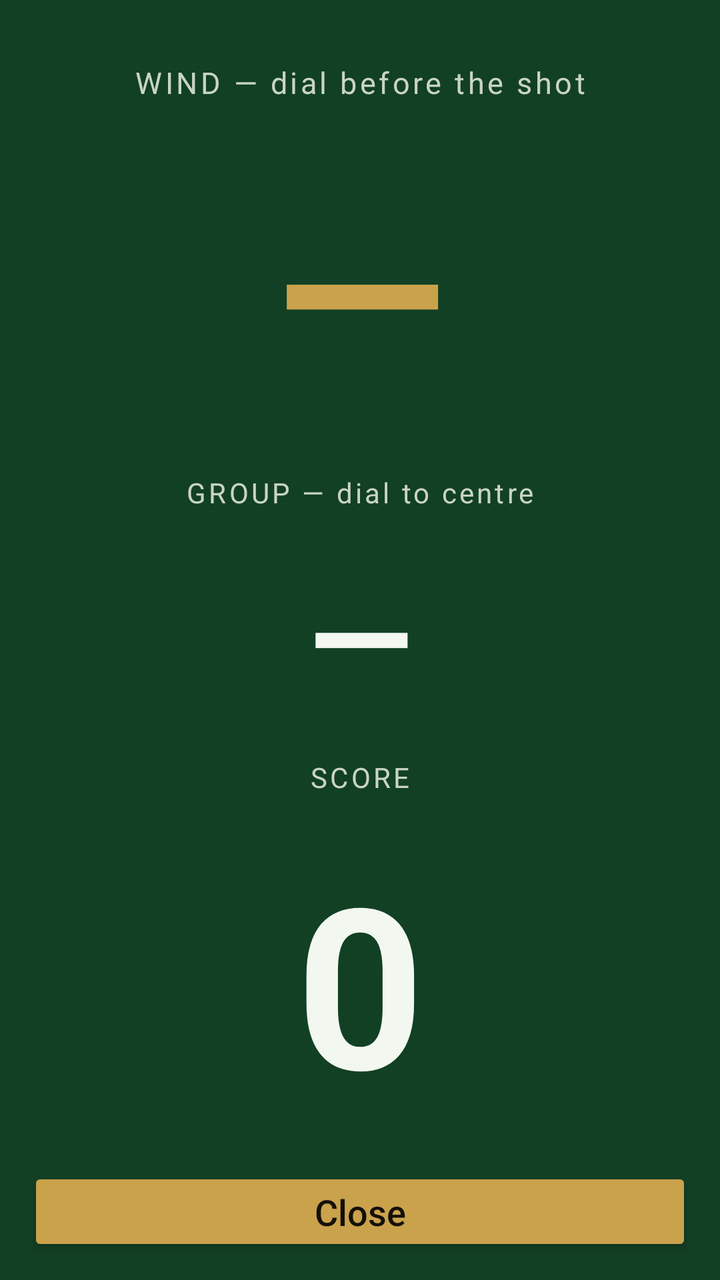
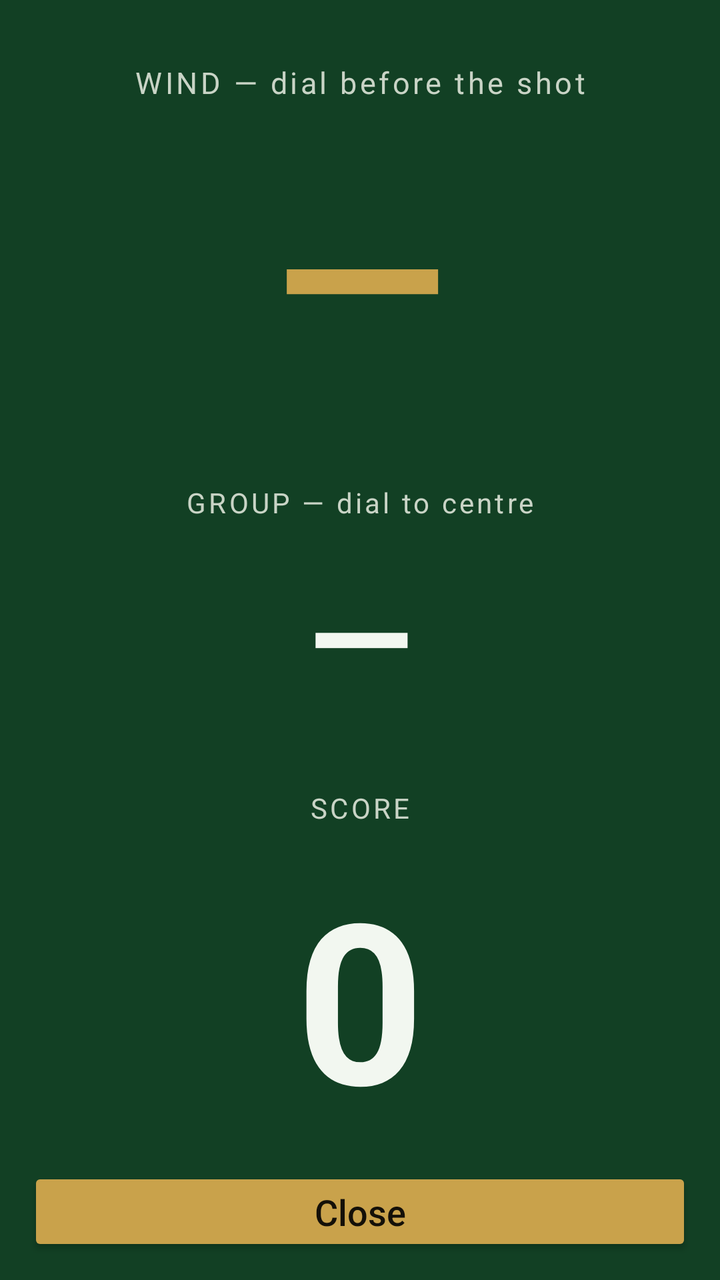

Screens rendered from an Android XML layout before and after an edit, with the pre-edit source and the edit as a unified diff.
<!-- AndroidManifest.xml: application theme Theme.BAS -->
<!-- res/layout/activity_range.xml -->
<?xml version="1.0" encoding="utf-8"?>
<LinearLayout xmlns:android="http://schemas.android.com/apk/res/android"
    android:layout_width="match_parent"
    android:layout_height="match_parent"
    android:orientation="vertical"
    android:background="?android:attr/colorBackground"
    android:padding="12dp">

    <TextView android:id="@+id/tvRangeStatus"
        android:layout_width="match_parent" android:layout_height="wrap_content"
        android:textColor="?android:attr/textColorSecondary" android:textSize="14sp"
        android:gravity="end" android:text="" />

    <TextView android:layout_width="match_parent" android:layout_height="wrap_content"
        android:textColor="?android:attr/textColorSecondary" android:textSize="15sp"
        android:letterSpacing="0.1" android:text="WIND — dial before the shot" android:gravity="center" />
    <TextView android:id="@+id/tvRangeWind"
        android:layout_width="match_parent" android:layout_height="0dp" android:layout_weight="1.5"
        android:textColor="?attr/colorAccent" android:textSize="84sp" android:textStyle="bold"
        android:gravity="center" android:text="—" android:autoSizeTextType="uniform"
        android:autoSizeMinTextSize="30sp" android:autoSizeMaxTextSize="112sp" />

    <TextView android:layout_width="match_parent" android:layout_height="wrap_content"
        android:textColor="?android:attr/textColorSecondary" android:textSize="14sp"
        android:letterSpacing="0.1" android:text="GROUP — dial to centre" android:gravity="center" />
    <TextView android:id="@+id/tvRangeCorrection"
        android:layout_width="match_parent" android:layout_height="0dp" android:layout_weight="1"
        android:textColor="?android:attr/textColorPrimary" android:textSize="48sp" android:textStyle="bold"
        android:gravity="center" android:text="—" android:autoSizeTextType="uniform"
        android:autoSizeMinTextSize="22sp" android:autoSizeMaxTextSize="68sp" />

    <TextView android:layout_width="match_parent" android:layout_height="wrap_content"
        android:textColor="?android:attr/textColorSecondary" android:textSize="14sp"
        android:letterSpacing="0.1" android:text="SCORE" android:gravity="center" />
    <TextView android:id="@+id/tvRangeScore"
        android:layout_width="match_parent" android:layout_height="0dp" android:layout_weight="1.5"
        android:textColor="?android:attr/textColorPrimary" android:textSize="84sp" android:textStyle="bold"
        android:gravity="center" android:text="0" android:autoSizeTextType="uniform"
        android:autoSizeMinTextSize="30sp" android:autoSizeMaxTextSize="112sp" />

    <Button android:id="@+id/btnRangeClose"
        android:layout_width="match_parent" android:layout_height="wrap_content"
        android:text="Close" android:textSize="18sp"
        style="@style/Sts.ActionButton" />
</LinearLayout>
<!-- resources referenced by this layout -->
<resources>
  <style name="Sts.ActionButton" parent="Widget.AppCompat.Button">
          <item name="android:textAllCaps">false</item>
          <item name="android:textSize">14sp</item>
          <item name="android:minHeight">44dp</item>
          <item name="android:paddingLeft">10dp</item>
          <item name="android:paddingRight">10dp</item>
          <item name="android:layout_marginStart">2dp</item>
          <item name="android:layout_marginEnd">2dp</item>
      </style>
  <style name="Theme.BAS" parent="Theme.BAS.Dark" />
  <style name="Theme.BAS.Dark" parent="Theme.BAS.Base">
          <item name="android:windowBackground">@color/dark_bg</item>
          <item name="colorSurface">@color/dark_surface</item>
          <item name="colorPrimary">@color/dark_accent</item>
          <item name="colorSecondary">@color/dark_accent</item>
          <item name="colorAccent">@color/dark_accent</item>
          <item name="colorOnPrimary">@color/dark_on_accent</item>
          <item name="colorOnSecondary">@color/dark_on_accent</item>
          <item name="android:colorBackground">@color/dark_surface</item>
          <item name="android:textColorPrimary">@color/dark_text</item>
          <item name="android:textColorSecondary">@color/dark_text_dim</item>
          <item name="android:textColorTertiary">#C9D4C6</item>
          <item name="android:textColorHint">#A6B2A4</item>
          <item name="colorOnSurface">@color/dark_text</item>
          <item name="colorOnBackground">@color/dark_text</item>
      </style>
  <style name="Theme.BAS.Base" parent="Theme.MaterialComponents.NoActionBar">
          <item name="android:statusBarColor">@color/dark_bg</item>
      </style>
  <color name="dark_bg">#0B2818</color>
  <color name="dark_surface">#124024</color>
  <color name="dark_accent">#C9A24B</color>
  <color name="dark_on_accent">#141008</color>
  <color name="dark_text">#F2F7F0</color>
  <color name="dark_text_dim">#C9D4C6</color>
</resources>

<!-- the commit's change to res/layout/activity_range.xml (unified diff, before → after) -->
@@ -20,6 +20,11 @@
         android:gravity="center" android:text="—" android:autoSizeTextType="uniform"
         android:autoSizeMinTextSize="30sp" android:autoSizeMaxTextSize="112sp" />
 
+    <TextView android:id="@+id/tvRangeWindAngle"
+        android:layout_width="match_parent" android:layout_height="wrap_content"
+        android:textColor="?android:attr/textColorSecondary" android:textSize="15sp"
+        android:gravity="center" android:text="" />
+
     <TextView android:layout_width="match_parent" android:layout_height="wrap_content"
         android:textColor="?android:attr/textColorSecondary" android:textSize="14sp"
         android:letterSpacing="0.1" android:text="GROUP — dial to centre" android:gravity="center" />
@@ -28,6 +33,11 @@
         android:textColor="?android:attr/textColorPrimary" android:textSize="48sp" android:textStyle="bold"
         android:gravity="center" android:text="—" android:autoSizeTextType="uniform"
         android:autoSizeMinTextSize="22sp" android:autoSizeMaxTextSize="68sp" />
+
+    <TextView android:id="@+id/tvRangeCorrAngle"
+        android:layout_width="match_parent" android:layout_height="wrap_content"
+        android:textColor="?android:attr/textColorSecondary" android:textSize="15sp"
+        android:gravity="center" android:text="" />
 
     <TextView android:layout_width="match_parent" android:layout_height="wrap_content"
         android:textColor="?android:attr/textColorSecondary" android:textSize="14sp"
<!-- resource entries referenced after the edit -->
@@ -11,6 +11,7 @@
       </style>
   <style name="Theme.BAS" parent="Theme.BAS.Dark" />
   <style name="Theme.BAS.Dark" parent="Theme.BAS.Base">
+          <item name="basReticleColor">@color/reticle_dark</item>
           <item name="android:windowBackground">@color/dark_bg</item>
           <item name="colorSurface">@color/dark_surface</item>
           <item name="colorPrimary">@color/dark_accent</item>
@@ -29,6 +30,7 @@
   <style name="Theme.BAS.Base" parent="Theme.MaterialComponents.NoActionBar">
           <item name="android:statusBarColor">@color/dark_bg</item>
       </style>
+  <color name="reticle_dark">#FFC400</color>
   <color name="dark_bg">#0B2818</color>
   <color name="dark_surface">#124024</color>
   <color name="dark_accent">#C9A24B</color>
